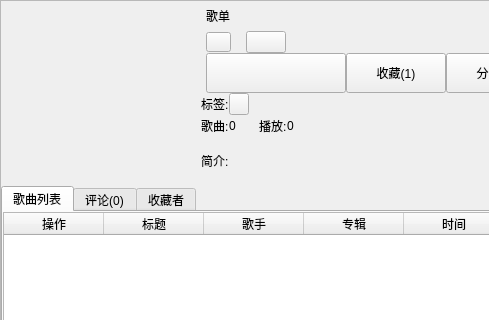
Qt form songmenu.ui (NanCity/Qt-ffmpeg) before a commit; both pictures show x 0 to 489 and y 0 to 320 of the 920 by 716 pixel window.
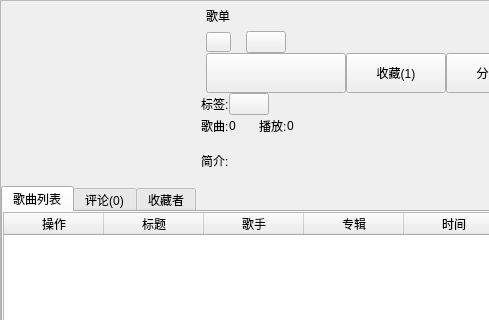
The same form after that commit. Icons and pictures are not drawn.

```diff
--- a/songmenu.ui
+++ b/songmenu.ui
@@ -472,7 +472,7 @@
              </property>
              <property name="maximumSize">
               <size>
-               <width>20</width>
+               <width>150</width>
                <height>16777215</height>
               </size>
              </property>
```
Left out of the diff: 1 changed line with no effect on the pictures.
